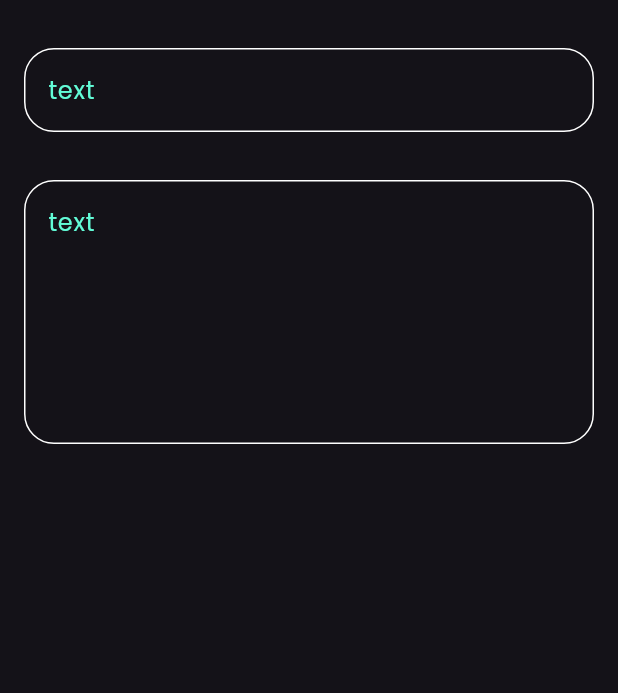
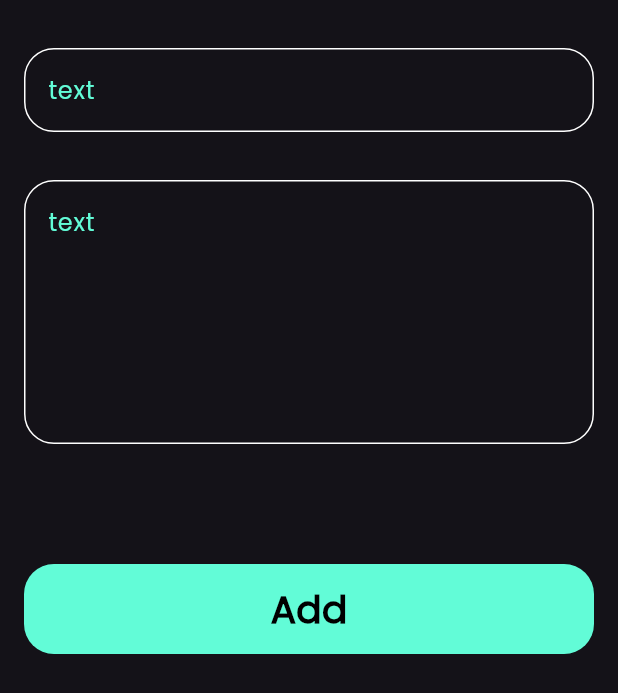
Before and after one commit to beshoyArmia/note_app, a Flutter app: what addNoteBottonSheet() shows on an empty page, opened directly, on a phone screen of 412 x 824 dp. Shown: the top 693 px of the screen. Run offline on Flutter 3.47's test engine with Material 3 defaults, Android fonts, the phone set to English and light mode, and no system bars; our stand-ins replace font_awesome_flutter.

Commit message:
fininsh notes button shet

```diff
--- /dev/null
+++ b/lib/widgets/Custombutton.dart
@@ -0,0 +1,25 @@
+import 'package:flutter/material.dart';
+import 'package:note_app/constant.dart';
+
+class Custombutton extends StatelessWidget {
+  const Custombutton({Key? key}) : super(key: key);
+
+  @override
+  Widget build(BuildContext context) {
+    return Container(
+      height: 60,
+      width: MediaQuery.of(context).size.width,
+      decoration: BoxDecoration(
+        color: kprimarycolor,
+        borderRadius: BorderRadius.circular(20),
+      ),
+      child: Center(
+        child: Text(
+          "Add",
+          style: TextStyle(
+              color: Colors.black, fontSize: 25, fontWeight: FontWeight.bold),
+        ),
+      ),
+    );
+  }
+}
--- a/lib/widgets/addNoteBottonSheet.dart
+++ b/lib/widgets/addNoteBottonSheet.dart
@@ -1,5 +1,6 @@
 import 'package:flutter/material.dart';
 import 'package:note_app/widgets/CustomTextField.dart';
+import 'package:note_app/widgets/Custombutton.dart';
 
 // ignore: camel_case_types
 class addNoteBottonSheet extends StatelessWidget {
@@ -9,6 +10,7 @@ class addNoteBottonSheet extends StatelessWidget {
   Widget build(BuildContext context) {
     return const Padding(
       padding: EdgeInsets.symmetric(horizontal: 16),
+      child: SingleChildScrollView(
         child: Column(
           children: [
             SizedBox(
@@ -25,7 +27,15 @@ class addNoteBottonSheet extends StatelessWidget {
               hint: "text",
               maxlines: 6,
             ),
+            SizedBox(
+              height: 80,
+            ),
+            Custombutton(),
+            SizedBox(
+              height: 30,
+            ),
           ],
+        ),
       ),
     );
   }
```
Lines whose indentation alone changed are shown as unchanged.
